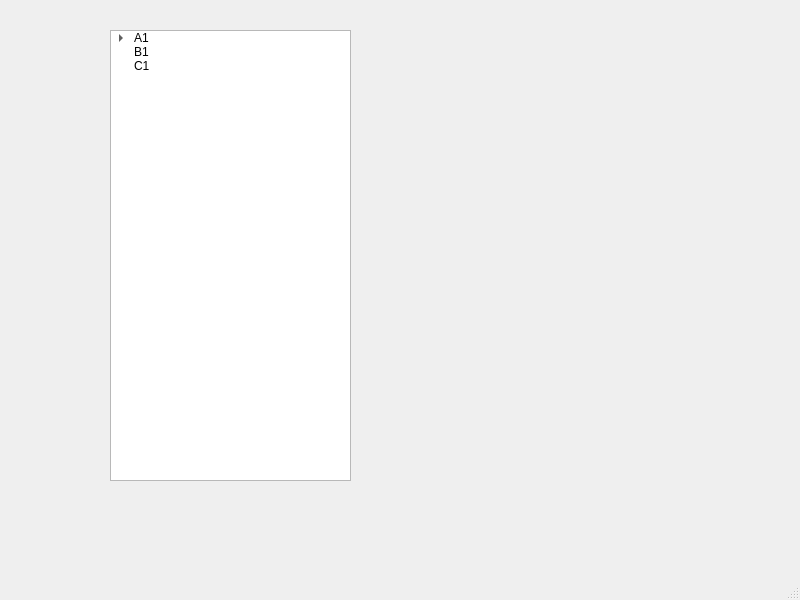
Old version of the form publishTool/treeTest.ui in the repository alpha0080/mayaTool.
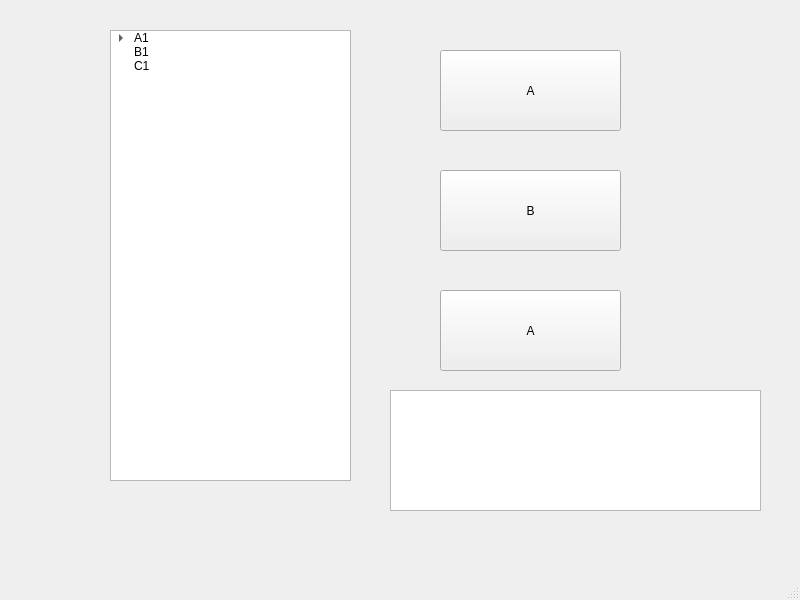
New version of the form.

Commit message: tree test1

Patch:
```diff
--- a/publishTool/treeTest.ui
+++ b/publishTool/treeTest.ui
@@ -81,6 +81,55 @@
      </property>
     </item>
    </widget>
+   <widget class="QPushButton" name="pushButton">
+    <property name="geometry">
+     <rect>
+      <x>440</x>
+      <y>50</y>
+      <width>181</width>
+      <height>81</height>
+     </rect>
+    </property>
+    <property name="text">
+     <string>A</string>
+    </property>
+   </widget>
+   <widget class="QPushButton" name="pushButton_2">
+    <property name="geometry">
+     <rect>
+      <x>440</x>
+      <y>170</y>
+      <width>181</width>
+      <height>81</height>
+     </rect>
+    </property>
+    <property name="text">
+     <string>B</string>
+    </property>
+   </widget>
+   <widget class="QPushButton" name="pushButton_3">
+    <property name="geometry">
+     <rect>
+      <x>440</x>
+      <y>290</y>
+      <width>181</width>
+      <height>81</height>
+     </rect>
+    </property>
+    <property name="text">
+     <string>A</string>
+    </property>
+   </widget>
+   <widget class="QPlainTextEdit" name="plainTextEdit">
+    <property name="geometry">
+     <rect>
+      <x>390</x>
+      <y>390</y>
+      <width>371</width>
+      <height>121</height>
+     </rect>
+    </property>
+   </widget>
   </widget>
   <widget class="QMenuBar" name="menubar">
    <property name="geometry">
```
The commit also changes 1 other file.
